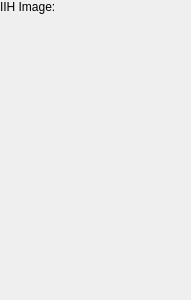
Before: the Qt Designer form src/imagefilter_prospectiveiihc/filterwidget.ui in deiflou/ibp, drawn with Qt 5.
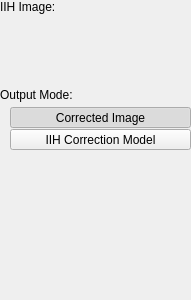
After: the same form once the commit is applied. Custom widgets are drawn as their Qt base class.

Commit message:
* Added intwrface widgets to the morphological, low pass and surface fitting image filters.
* Added shadow to some icon resources in widgets project.
* Updated the readme.

```diff
--- a/src/imagefilter_prospectiveiihc/filterwidget.ui
+++ b/src/imagefilter_prospectiveiihc/filterwidget.ui
@@ -85,6 +85,76 @@
           </item>
          </layout>
         </item>
+        <item>
+         <widget class="QLabel" name="label_2">
+          <property name="text">
+           <string>Output Mode:</string>
+          </property>
+         </widget>
+        </item>
+        <item>
+         <layout class="QVBoxLayout" name="verticalLayout_3">
+          <property name="spacing">
+           <number>1</number>
+          </property>
+          <property name="leftMargin">
+           <number>10</number>
+          </property>
+          <item>
+           <widget class="QToolButton" name="mButtonOutputModeCorrectedImage">
+            <property name="sizePolicy">
+             <sizepolicy hsizetype="Preferred" vsizetype="Preferred">
+              <horstretch>0</horstretch>
+              <verstretch>0</verstretch>
+             </sizepolicy>
+            </property>
+            <property name="text">
+             <string>Corrected Image</string>
+            </property>
+            <property name="checkable">
+             <bool>true</bool>
+            </property>
+            <property name="checked">
+             <bool>true</bool>
+            </property>
+            <property name="autoExclusive">
+             <bool>true</bool>
+            </property>
+            <property name="class" stdset="0">
+             <string>cFlatOptionButton</string>
+            </property>
+            <attribute name="buttonGroup">
+             <string notr="true">buttonGroup</string>
+            </attribute>
+           </widget>
+          </item>
+          <item>
+           <widget class="QToolButton" name="mButtonOutputModeIIHCorrectionModel">
+            <property name="sizePolicy">
+             <sizepolicy hsizetype="Preferred" vsizetype="Preferred">
+              <horstretch>0</horstretch>
+              <verstretch>0</verstretch>
+             </sizepolicy>
+            </property>
+            <property name="text">
+             <string>IIH Correction Model</string>
+            </property>
+            <property name="checkable">
+             <bool>true</bool>
+            </property>
+            <property name="autoExclusive">
+             <bool>true</bool>
+            </property>
+            <property name="class" stdset="0">
+             <string>cFlatOptionButton</string>
+            </property>
+            <attribute name="buttonGroup">
+             <string notr="true">buttonGroup</string>
+            </attribute>
+           </widget>
+          </item>
+         </layout>
+        </item>
        </layout>
       </widget>
      </item>
```
The commit also changes 26 other files.
